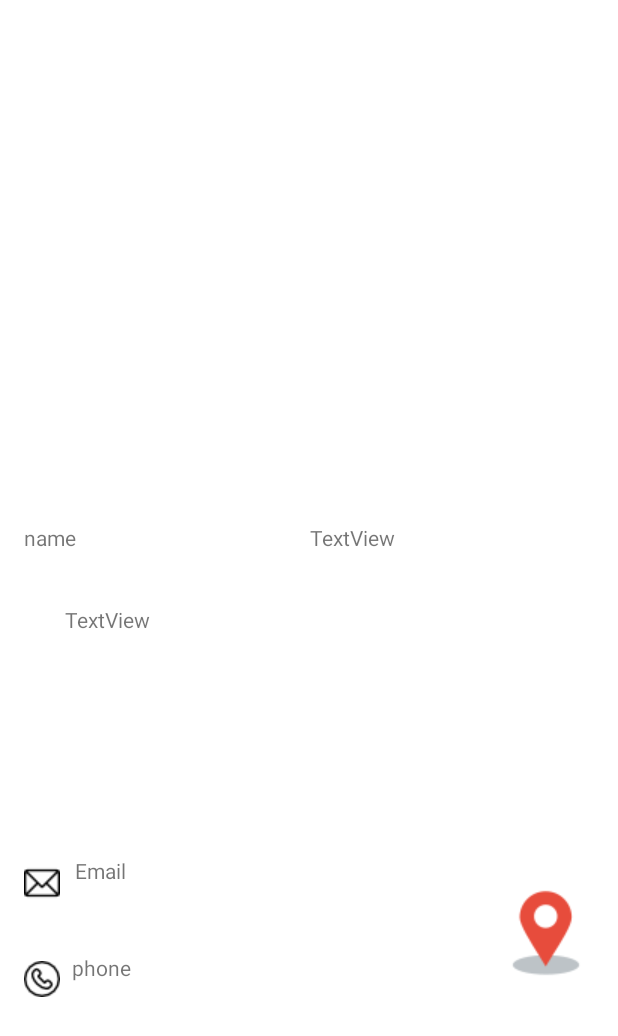
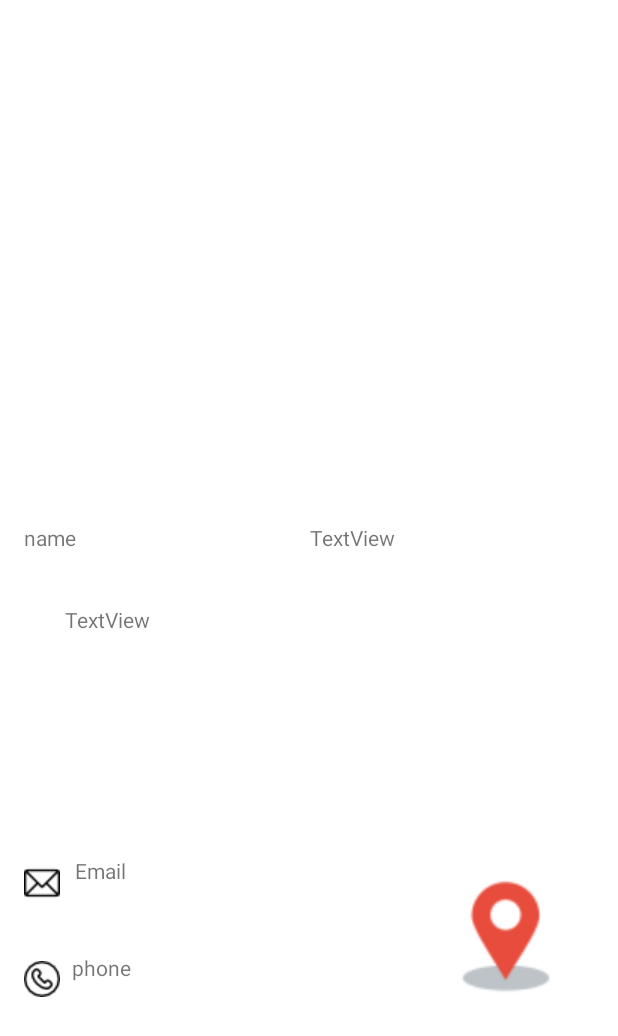
Before and after one commit to EmtenanAh/FinalProject, an Android app: the DetailsActivity screen opened directly, with no data from a screen before it, on a phone screen of 412 x 824 dp. Shown: the top 1036 px of the screen. Run offline under Robolectric (Android 15) with nearby library versions, the phone set to English and light mode, and no system bars; our stand-ins replace Picasso; pictures from the network do not load; Roboto replaces fonts that are not available here; 7 statements that could not run were skipped.

Commit message:
DetalisActivity

```diff
--- a/app/build.gradle
+++ b/app/build.gradle
@@ -66,4 +66,6 @@ dependencies {
     implementation 'com.google.firebase:firebase-storage-ktx:20.0.0'
     implementation 'com.google.firebase:firebase-auth:21.0.1'
     implementation 'com.google.firebase:firebase-firestore:24.0.0'
+    implementation 'com.google.android.gms:play-services-location:18.0.0'
+
 }
--- a/app/src/main/AndroidManifest.xml
+++ b/app/src/main/AndroidManifest.xml
@@ -3,7 +3,8 @@
     package="com.example.finalproject">
 
     <uses-permission android:name="android.permission.INTERNET" />
-
+<uses-permission android:name="android.permission.ACCESS_FINE_LOCATION"/>
+    <uses-permission android:name="android.permission.ACCESS_COARSE_LOCATION"/>
     <application
         android:allowBackup="true"
         android:icon="@mipmap/ic_launcher"
--- a/app/src/main/java/com/example/finalproject/Model/User.kt
+++ b/app/src/main/java/com/example/finalproject/Model/User.kt
@@ -9,4 +9,4 @@ data class User(
     val id: String,
     val name: String,
     val phone: String
-): Serializable
+) : Serializable
--- a/app/src/main/java/com/example/finalproject/Util/SharedprefHelper.kt
+++ b/app/src/main/java/com/example/finalproject/Util/SharedprefHelper.kt
@@ -10,8 +10,8 @@ class SharedprefHelper {
                 .putString("id",uid).commit()
         }
         fun getUserId(context: Context):String{
-            var pref=context.getSharedPreferences("Mypref",Context.MODE_PRIVATE)
-            var id=pref.getString("id","null")
+            val pref=context.getSharedPreferences("Mypref",Context.MODE_PRIVATE)
+            val id=pref.getString("id","null")
             return id!!
         }
     }
--- a/app/src/main/java/com/example/finalproject/View/Details/DetailsActivity.kt
+++ b/app/src/main/java/com/example/finalproject/View/Details/DetailsActivity.kt
@@ -1,12 +1,42 @@
 package com.example.finalproject.View.Details
 
+import android.content.Intent
+import android.net.Uri
 import androidx.appcompat.app.AppCompatActivity
 import android.os.Bundle
+import android.telecom.Call
+import android.widget.ImageView
+import android.widget.TextView
+import com.example.finalproject.Model.Dhahran
 import com.example.finalproject.R
+import com.squareup.picasso.Picasso
+import java.net.URI
 
 class DetailsActivity : AppCompatActivity() {
     override fun onCreate(savedInstanceState: Bundle?) {
         super.onCreate(savedInstanceState)
         setContentView(R.layout.activity_details)
+        val imageView=findViewById<ImageView>(R.id.imageView)
+        val name=findViewById<TextView>(R.id.name)
+        val typeD=findViewById<TextView>(R.id.typeD)
+        val descriptionD=findViewById<TextView>(R.id.descriptionD)
+        val emailD=findViewById<TextView>(R.id.emailD)
+        val phoneD=findViewById<TextView>(R.id.phoneD)
+        val location=findViewById<ImageView>(R.id.location)
+        val Details=intent.getSerializableExtra("Dhahran") as Dhahran
+        name.setText(Details.name)
+        typeD.setText(Details.type)
+        descriptionD.setText(Details.description)
+        emailD.setText(Details.email)
+        phoneD.setText(Details.phone)
+        Picasso.get().load(Details.image).into(imageView)
+        location.setOnClickListener {
+
+            val gmmIntentUri= Uri.parse(Details.location)
+            val intent = Intent(Intent.ACTION_VIEW, gmmIntentUri)
+            intent.setPackage("com.google.android.apps.maps")
+            startActivity(intent)
+
+        }
     }
 }
--- a/app/src/main/java/com/example/finalproject/View/Fragment/Profile/ProfileViewModel.kt
+++ b/app/src/main/java/com/example/finalproject/View/Fragment/Profile/ProfileViewModel.kt
@@ -5,9 +5,9 @@ import androidx.lifecycle.ViewModel
 import com.example.finalproject.Model.User
 import com.example.finalproject.Repostory.UserRepository
 
-class ProfileViewModel: ViewModel() {
-    var userRepository=UserRepository()
-    fun getUserByIDForprofile(id:String):MutableLiveData<User>{
+class ProfileViewModel : ViewModel() {
+    var userRepository = UserRepository()
+    fun getUserByIDForprofile(id: String): MutableLiveData<User> {
         return userRepository.getUserByIDForprofile(id)
     }
 }
--- a/app/src/main/java/com/example/finalproject/View/Login/LoginViewModel.kt
+++ b/app/src/main/java/com/example/finalproject/View/Login/LoginViewModel.kt
@@ -6,7 +6,7 @@ import androidx.lifecycle.ViewModel
 import com.example.finalproject.Repostory.UserRepository
 import com.example.finalproject.Util.SharedprefHelper
 
-class LoginViewModel:ViewModel() {
+class LoginViewModel : ViewModel() {
 
     fun login(context: Context, email: String, password: String): MutableLiveData<Boolean> {
         var loginLiveData = MutableLiveData<Boolean>()
@@ -14,7 +14,7 @@ class LoginViewModel:ViewModel() {
         var userRepository = UserRepository()
         userRepository.login(email, password).observeForever {
             userRepository.getUserByID(it.uid).observeForever {
-               // var userID = it[0].id
+                // var userID = it[0].id
                 //SharedprefHelper.SaveUserId(context, userID)
                 loginLiveData.postValue(true)
             }
--- a/app/src/main/res/layout/activity_details.xml
+++ b/app/src/main/res/layout/activity_details.xml
@@ -96,10 +96,10 @@
 
     <ImageView
         android:id="@+id/location"
-        android:layout_width="wrap_content"
-        android:layout_height="wrap_content"
-        android:layout_marginTop="49dp"
-        android:layout_marginEnd="16dp"
+        android:layout_width="101dp"
+        android:layout_height="83dp"
+        android:layout_marginTop="42dp"
+        android:layout_marginEnd="24dp"
         app:layout_constraintEnd_toEndOf="parent"
         app:layout_constraintTop_toBottomOf="@+id/descriptionD"
         app:srcCompat="@mipmap/location" />
--- a/app/src/main/res/layout/list_item.xml
+++ b/app/src/main/res/layout/list_item.xml
@@ -2,6 +2,7 @@
 <androidx.constraintlayout.widget.ConstraintLayout xmlns:android="http://schemas.android.com/apk/res/android"
     xmlns:app="http://schemas.android.com/apk/res-auto"
     xmlns:tools="http://schemas.android.com/tools"
+    android:id="@+id/constraint"
     android:layout_width="match_parent"
     android:layout_height="wrap_content">
 
```
Also changed, not shown: app/src/main/java/com/example/finalproject/Repostory/UserRepository.kt (+7 -8 lines), app/src/main/java/com/example/finalproject/View/Dhahran/DhahranAdapter.kt (+11 -0 lines), app/src/main/java/com/example/finalproject/View/Fragment/NeighborhoodsFragment.kt (+6 -6 lines), app/src/main/java/com/example/finalproject/View/Fragment/Profile/ProfileFragment.kt (+10 -8 lines), app/src/main/java/com/example/finalproject/View/Login/Login.kt (+11 -11 lines), app/src/main/java/com/example/finalproject/View/Registration/Registration.kt (+12 -9 lines), app/src/main/java/com/example/finalproject/View/Registration/RegistrationViewModel.kt (+19 -11 lines), app/src/main/java/com/example/finalproject/network/UserService.kt (+5 -3 lines), app/src/main/res/layout/fragment_neighborhoods.xml (+22 -1 lines), app/src/main/res/layout/fragment_profile.xml (+8 -8 lines).
